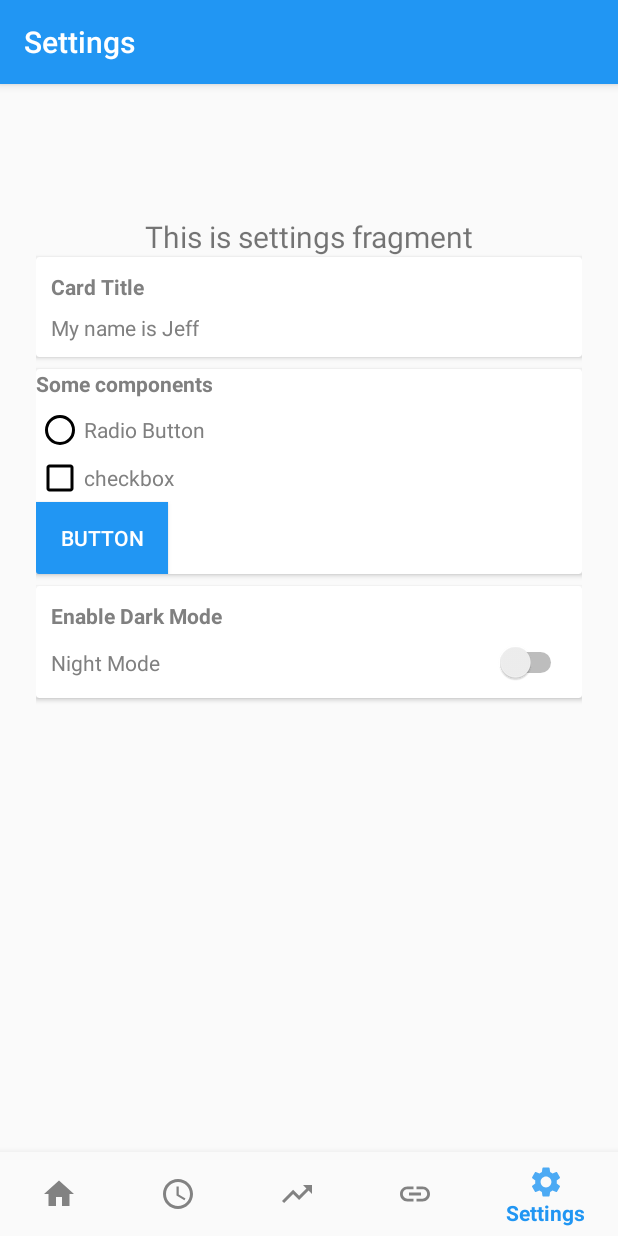
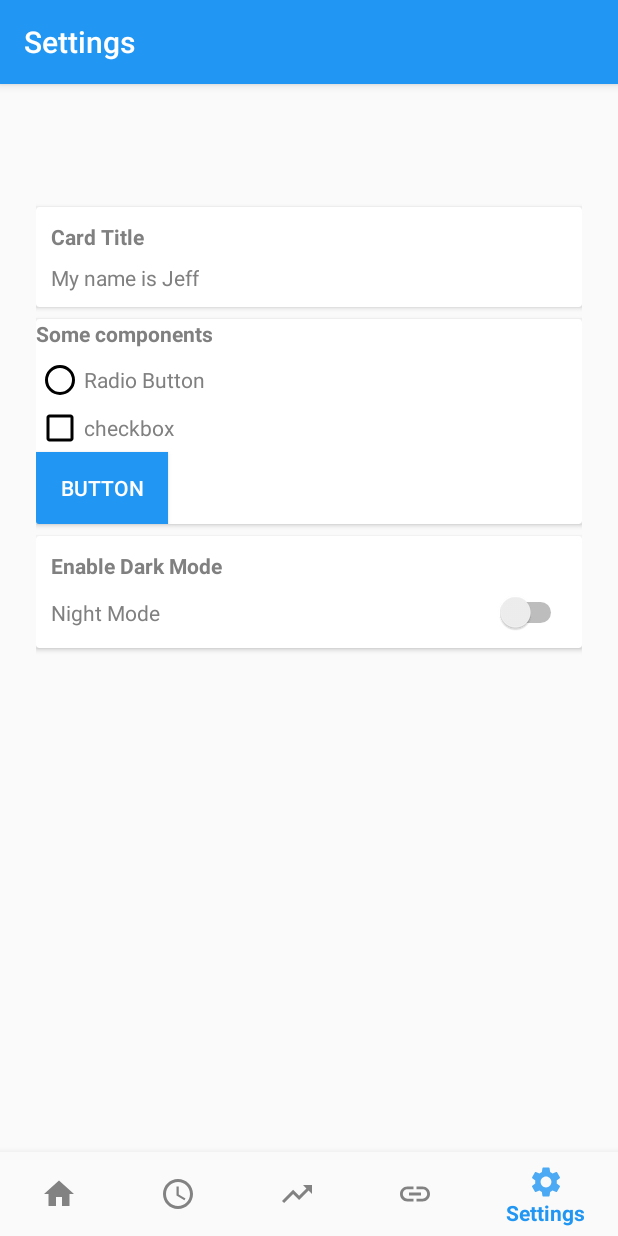
Before and after one commit to TaekgonGK/HackRice2020, an Android app: the SettingsFragment screen opened through its navigation route, on a phone screen of 412 x 824 dp. Run offline under Robolectric (Android 15) with nearby library versions, the light colour scheme and no system bars; our stand-ins replace navigation-ui; libraries missing offline, so code that uses them is left out: com.jjoe64.graphview; 24 statements that could not run were skipped.

Commit message:
design clean up

```diff
--- a/HackRice2020/app/src/main/res/layout/fragment_links.xml
+++ b/HackRice2020/app/src/main/res/layout/fragment_links.xml
@@ -11,7 +11,7 @@
     <TextView
         android:id="@+id/text_links"
         android:layout_width="match_parent"
-        android:layout_height="29dp"
+        android:layout_height="0dp"
         android:text="@string/linktosite"
         android:textAlignment="center"
         android:textSize="20sp"
@@ -31,10 +31,10 @@
         android:textSize="20sp"
         app:layout_constraintBottom_toBottomOf="parent"
         app:layout_constraintEnd_toEndOf="parent"
-        app:layout_constraintHorizontal_bias="1.0"
+        app:layout_constraintHorizontal_bias="0.0"
         app:layout_constraintStart_toStartOf="parent"
         app:layout_constraintTop_toTopOf="parent"
-        app:layout_constraintVertical_bias="0.524" />
+        app:layout_constraintVertical_bias="0.405" />
 
     <TextView
         android:id="@+id/text_links2"
--- a/HackRice2020/app/src/main/res/layout/fragment_settings.xml
+++ b/HackRice2020/app/src/main/res/layout/fragment_settings.xml
@@ -12,11 +12,11 @@
         android:id="@+id/text_settings"
         android:layout_width="match_parent"
         android:layout_height="wrap_content"
-        android:layout_marginStart="8dp"
-        android:layout_marginTop="8dp"
-        android:layout_marginEnd="8dp"
+        android:layout_marginStart="0dp"
+        android:layout_marginTop="0dp"
+        android:layout_marginEnd="0dp"
         android:textAlignment="center"
-        android:textSize="20sp"
+        android:textSize="0dp"
         app:layout_constraintBottom_toBottomOf="parent"
         app:layout_constraintEnd_toEndOf="parent"
         app:layout_constraintStart_toStartOf="parent"
```
